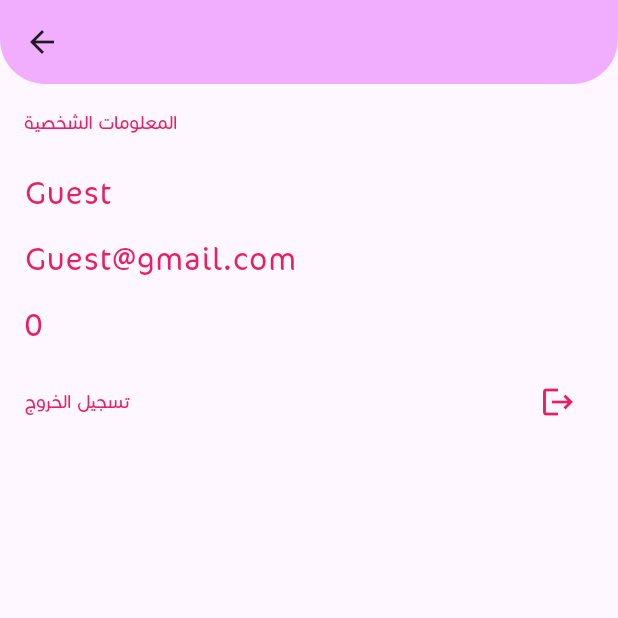
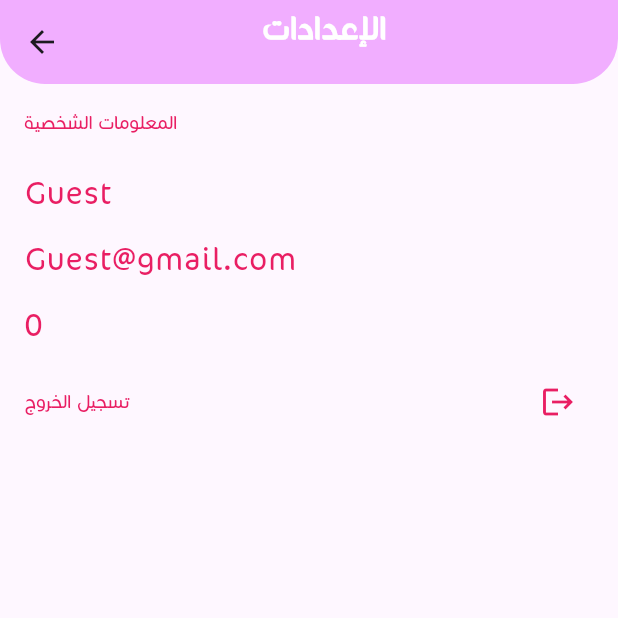
Before and after one commit to AHNXD/e_tcenter, a Flutter app: the SettingsPage screen opened by its route, on a phone screen of 412 x 824 dp, the top half of it. Run offline on Flutter 3.47's test engine with Material 3 defaults, Android fonts, the phone set to English and light mode, and no system bars; our stand-ins replace curved_navigation_bar, shared_preferences; missing offline and left inert: appinio_video_player; accounts and stored records are empty; network calls fail.

Commit message:
fix appbar

```diff
--- a/lib/pages/TrainerDetailsScreen.dart
+++ b/lib/pages/TrainerDetailsScreen.dart
@@ -1,8 +1,9 @@
 import 'package:flutter/material.dart';
-import 'package:http/http.dart' as http;
+
 class TrainerDetailsPage extends StatelessWidget {
-  const  TrainerDetailsPage ({super.key});
   static const routeName = '/trainerDet';
+  const TrainerDetailsPage({super.key});
+
   @override
   Widget build(BuildContext context) {
     return const Placeholder();
--- a/lib/pages/charge_wallet.dart
+++ b/lib/pages/charge_wallet.dart
@@ -28,7 +28,7 @@ class _ChargeWalletPageState extends State<ChargeWalletPage> {
               bottomRight: Radius.circular(30)),
           child: Container(
             color: appColor, // Replace with your desired color
-            padding: const EdgeInsets.only(top: 50, left: 20, bottom: 20),
+            padding: const EdgeInsets.only(left: 20, bottom: 20),
             alignment: Alignment.bottomCenter,
             child: const Text(
               "شحن المحفظة",
@@ -43,7 +43,6 @@ class _ChargeWalletPageState extends State<ChargeWalletPage> {
       body: Center(
         child: Column(
           children: [
-            Text(studentData.id.toString()),
             TextFormField(
               controller: _controller,
             ),
--- a/lib/pages/settings.dart
+++ b/lib/pages/settings.dart
@@ -1,5 +1,4 @@
 import 'package:e_tcenter/pages/charge_wallet.dart';
-import 'package:e_tcenter/pages/showSubscribedCourses.dart';
 
 import 'package:flutter/material.dart';
 import 'package:e_tcenter/constatnt.dart';
@@ -30,20 +29,23 @@ class _SettingsPageState extends State<SettingsPage> {
   @override
   Widget build(BuildContext context) {
     return Scaffold(
-      appBar:  AppBar(
+      appBar: AppBar(
         backgroundColor: Colors.transparent,
         elevation: 0,
         flexibleSpace: ClipRRect(
           borderRadius: const BorderRadius.only(
-            bottomLeft: Radius.circular(30), bottomRight: Radius.circular(30)),
+              bottomLeft: Radius.circular(30),
+              bottomRight: Radius.circular(30)),
           child: Container(
             color: appColor, // Replace with your desired color
-          padding: const EdgeInsets.only(top: 50, left: 20, bottom: 20),
+            padding: const EdgeInsets.only(left: 20, bottom: 20),
             alignment: Alignment.bottomCenter,
-          child: Text(
-            'الأعدادات',
-            style: const TextStyle(
-                fontSize: 24, fontWeight: FontWeight.bold, color: Colors.white),
+            child: const Text(
+              "الإعدادات",
+              style: TextStyle(
+                  fontSize: 24,
+                  fontWeight: FontWeight.bold,
+                  color: Colors.white),
             ),
           ),
         ),
@@ -96,22 +98,6 @@ class _SettingsPageState extends State<SettingsPage> {
                 ],
               ),
             if (!isGuest) const SizedBox(height: 20),
-            if (!isGuest)
-              Row(
-                mainAxisAlignment: MainAxisAlignment.spaceBetween,
-                children: [
-                  const Text('عرض الكورسات المشتركه',
-                      style: TextStyle(color: Colors.pink)),
-                  IconButton(
-                      onPressed: () {
-                        Navigator.pushNamed(
-                            context, ShowSubscribedCoursesPage.routeName);
-                      },
-                      icon: const Icon(Icons.arrow_forward),
-                      color: Colors.pink),
-                ],
-              ),
-            if (!isGuest) const SizedBox(height: 20),
             Row(
               mainAxisAlignment: MainAxisAlignment.spaceBetween,
               children: [
--- a/lib/pages/showCoursesFromCategory.dart
+++ b/lib/pages/showCoursesFromCategory.dart
@@ -27,8 +27,8 @@ class _ShowCoursesFromCategoryPageState
             bottomLeft: Radius.circular(30), bottomRight: Radius.circular(30)),
         child: Container(
           color: appColor, // Replace with your desired color
-          padding: const EdgeInsets.only(top: 50, left: 20, bottom: 20),
-          alignment: Alignment.bottomCenter,
+          padding: const EdgeInsets.only(left: 20, bottom: 20),
+            alignment: Alignment.bottomCenter,
           child: Text(
             category["name"],
             style: const TextStyle(
--- a/lib/pages/showVideo.dart
+++ b/lib/pages/showVideo.dart
@@ -1,7 +1,6 @@
 import 'package:e_tcenter/constatnt.dart';
 
 import 'package:flutter/material.dart';
-import 'package:video_player/video_player.dart';
 import 'package:appinio_video_player/appinio_video_player.dart';
 
 class ShowVideoPage extends StatefulWidget {
@@ -49,11 +48,11 @@ class _ShowVideoPageState extends State<ShowVideoPage> {
               bottomRight: Radius.circular(30)),
           child: Container(
             color: appColor, // Replace with your desired color
-            padding: const EdgeInsets.only(top: 50, left: 20, bottom: 20),
+            padding: const EdgeInsets.only(left: 20, bottom: 20),
             alignment: Alignment.bottomCenter,
             child: const Text(
               "الفيديو",
-              style: const TextStyle(
+              style: TextStyle(
                   fontSize: 24,
                   fontWeight: FontWeight.bold,
                   color: Colors.white),
--- a/lib/services/apiService.dart
+++ b/lib/services/apiService.dart
@@ -99,6 +99,8 @@ class ApiService {
     request.headers.addAll(headers);
 
     http.StreamedResponse response = await request.send();
+
+    print(response.statusCode.toString());
 
     if (response.statusCode == 200) {
       var responseBody = await response.stream.bytesToString();
```
Also changed, not shown: lib/pages/CoursesPage.dart (+4 -4 lines), lib/pages/Trainers.dart (+7 -17 lines), lib/pages/courseDetails.dart (+5 -7 lines), lib/pages/coursesCategories.dart (+4 -4 lines), lib/pages/courses_and_Trainers.dart (+18 -18 lines), lib/pages/home.dart (+49 -10 lines), lib/pages/showSubscribedCourses.dart (+4 -4 lines), 1 other file. Lines whose indentation alone changed are shown as unchanged.
